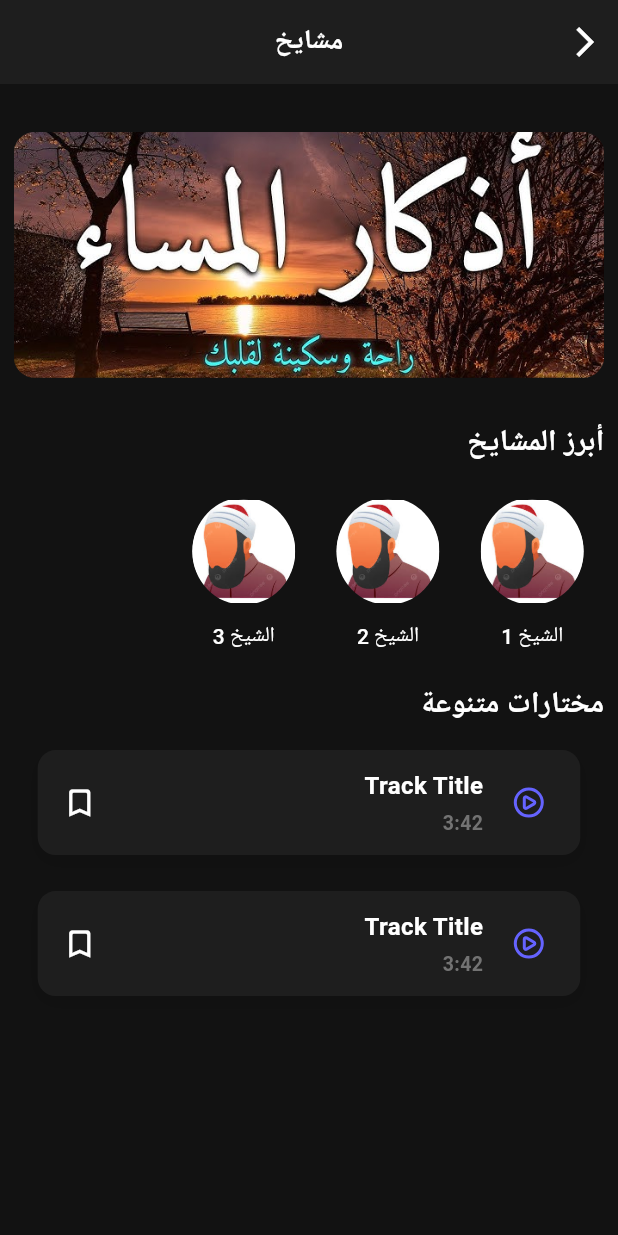
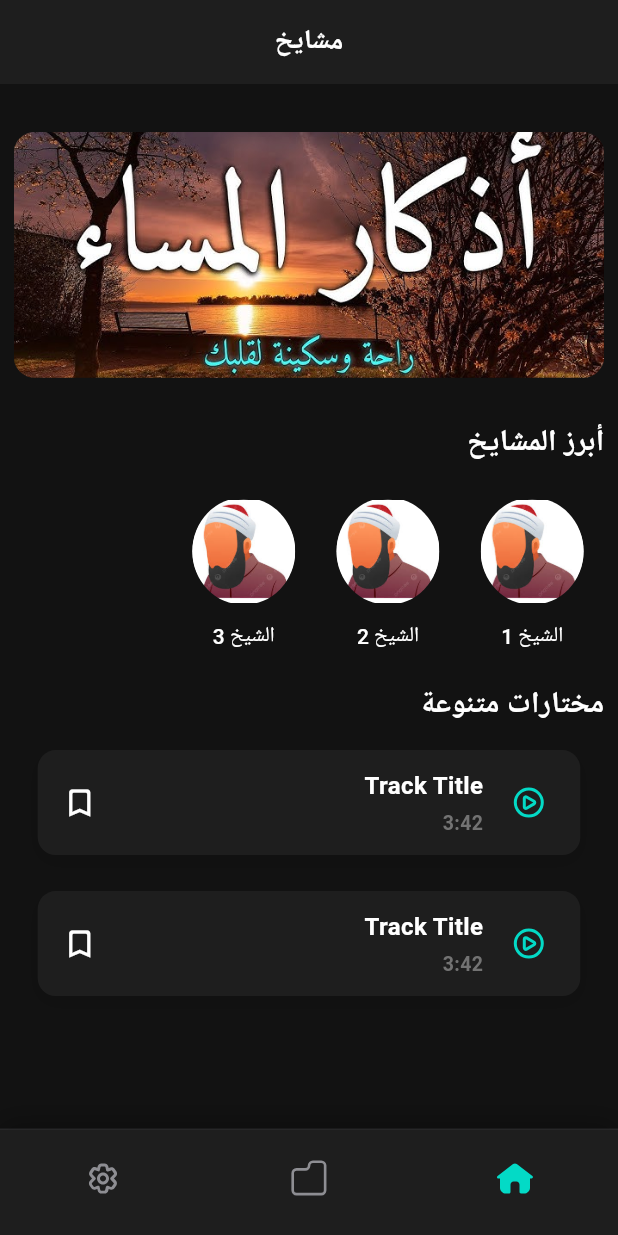
Before and after one commit to MojahidJamal/mshaikh_sudan, a Flutter app: the screen it shows after launch, on a phone screen of 412 x 824 dp. Run offline on Flutter 3.47's test engine with Material 3 defaults, Android fonts, the phone set to English and light mode, and no system bars; our stand-ins replace cached_network_image, flutter_easyloading, flutter_screenutil, flutter_svg, google_fonts; Roboto replaces fonts that are missing (Almarai).

Commit message:
bottom navigation bar

```diff
--- a/lib/core/utils/app_colors.dart
+++ b/lib/core/utils/app_colors.dart
@@ -22,4 +22,5 @@ class AppColors {
   static Color scaffoldBackgroundColor = const Color(
       0xFF121212); // Scaffold background - same as backgroundColor for consistency.
   static Color grayText = const Color(0xFF737373); // placeholderText
+  static const Color thirdColor = Color(0xFF8E8E93); // A subtle muted grey-blue
 }
--- a/lib/core/utils/image_constant.dart
+++ b/lib/core/utils/image_constant.dart
@@ -7,4 +7,7 @@ class IconConstant {
   static const String calenderHomeIcon = 'assets/icons/calender_home_icon.svg';
   static const String eventCalender = 'assets/icons/eventCalender.svg';
   static const String playIcon = 'assets/icons/play_circle_icon.svg';
+  static const String homeTapIcon = 'assets/icons/home.svg';
+  static const String folderTapIcon = 'assets/icons/folder.svg';
+  static const String settingTapIcon = 'assets/icons/setting.svg';
 }
--- a/lib/screens/home_screen/home_screen.dart
+++ b/lib/screens/home_screen/views/home_view.dart
@@ -21,6 +21,7 @@ class _HomeScreenState extends State<HomeScreen> {
     return Scaffold(
       appBar: const CustomAppBar(
         title: 'مشايخ',
+        showBackButton: false,
       ),
       body: Padding(
         padding: EdgeInsets.symmetric(horizontal: 8.w),
@@ -100,7 +101,7 @@ class _HomeScreenState extends State<HomeScreen> {
                 svgPath: IconConstant.playIcon,
                 height: 32.h,
                 width: 32.w,
-                // color: Colors.red,
+                color: AppColors.secondaryColor,
               ),
               title: 'Track Title',
               subtitle: '3:42',
@@ -118,7 +119,7 @@ class _HomeScreenState extends State<HomeScreen> {
                 svgPath: IconConstant.playIcon,
                 height: 32.h,
                 width: 32.w,
-                // color: Colors.red,
+                color: AppColors.secondaryColor,
               ),
               title: 'Track Title',
               subtitle: '3:42',
--- /dev/null
+++ b/lib/screens/home_screen/views/main_nav_bar_view.dart
@@ -0,0 +1,110 @@
+import 'package:flutter/material.dart';
+import 'package:flutter_screenutil/flutter_screenutil.dart';
+import 'package:mshaikh_sudan/core/utils/app_colors.dart';
+import 'package:mshaikh_sudan/core/utils/common_image_view.dart';
+import 'package:mshaikh_sudan/core/utils/image_constant.dart';
+import 'package:mshaikh_sudan/screens/home_screen/views/home_view.dart';
+
+class MainNavBar extends StatefulWidget {
+  const MainNavBar({super.key});
+
+  @override
+  _MainNavBarState createState() => _MainNavBarState();
+}
+
+class _MainNavBarState extends State<MainNavBar> {
+  int _selectedIndex = 0;
+
+  @override
+  Widget build(BuildContext context) {
+    return Scaffold(
+      body: buildNavPage(_selectedIndex),
+      bottomNavigationBar: Container(
+        height: 60.h,
+        decoration: BoxDecoration(
+          border: Border(
+            top: BorderSide(color: AppColors.thirdColor.withOpacity(0.2)),
+          ),
+          boxShadow: [
+            BoxShadow(
+              color: Colors.black.withOpacity(0.3),
+              spreadRadius: 0,
+              blurRadius: 15,
+              offset: const Offset(0, -3),
+            ),
+          ],
+        ),
+        child: BottomNavigationBar(
+          backgroundColor: AppColors.surfaceColor,
+          currentIndex: _selectedIndex,
+          selectedItemColor: AppColors.secondaryColor,
+          unselectedItemColor: AppColors.thirdColor,
+          showSelectedLabels: false,
+          showUnselectedLabels: false,
+          type: BottomNavigationBarType.fixed,
+          onTap: (index) {
+            setState(() {
+              _selectedIndex = index;
+            });
+          },
+          items: [
+            BottomNavigationBarItem(
+              activeIcon: CommonImageView(
+                svgPath: IconConstant.homeTapIcon,
+                color: AppColors.secondaryColor,
+                width: 26.w,
+                height: 26.w,
+              ),
+              icon: CommonImageView(
+                svgPath: IconConstant.homeTapIcon,
+                color: AppColors.thirdColor,
+                width: 26.w,
+                height: 26.w,
+              ),
+              label: '',
+            ),
+            BottomNavigationBarItem(
+              activeIcon: CommonImageView(
+                svgPath: IconConstant.folderTapIcon,
+                color: AppColors.secondaryColor,
+                width: 26.w,
+                height: 26.w,
+              ),
+              icon: CommonImageView(
+                svgPath: IconConstant.folderTapIcon,
+                color: AppColors.thirdColor,
+                width: 26.w,
+                height: 26.w,
+              ),
+              label: '',
+            ),
+            BottomNavigationBarItem(
+              activeIcon: CommonImageView(
+                svgPath: IconConstant.settingTapIcon,
+                color: AppColors.secondaryColor,
+                width: 26.w,
+                height: 26.w,
+              ),
+              icon: CommonImageView(
+                svgPath: IconConstant.settingTapIcon,
+                color: AppColors.thirdColor,
+                width: 26.w,
+                height: 26.w,
+              ),
+              label: '',
+            ),
+          ],
+        ),
+      ),
+    );
+  }
+
+  Widget buildNavPage(int index) {
+    List<Widget> pages = [
+      const HomeScreen(),
+      const HomeScreen(),
+      const HomeScreen(),
+    ];
+    return pages[index];
+  }
+}
--- a/lib/screens/splash/splash_screen.dart
+++ b/lib/screens/splash/splash_screen.dart
@@ -1,8 +1,9 @@
 import 'dart:async';
 
 import 'package:flutter/material.dart';
+import 'package:mshaikh_sudan/screens/home_screen/views/main_nav_bar_view.dart';
 
-import '../home_screen/home_screen.dart';
+import '../home_screen/views/home_view.dart';
 
 class SplashScreen extends StatefulWidget {
   @override
@@ -16,10 +17,10 @@ class _SplashScreenState extends State<SplashScreen> {
     // Simulate some initialization tasks
     Timer(
       const Duration(milliseconds: 3),
-          () {
+      () {
         Navigator.of(context).pushReplacement(
           MaterialPageRoute(
-            builder: (context) => const HomeScreen(),
+            builder: (context) => const MainNavBar(),
           ),
         );
       },
```
Also changed, not shown: assets/icons/folder.svg (added), assets/icons/home.svg (added), assets/icons/setting.svg (added).
